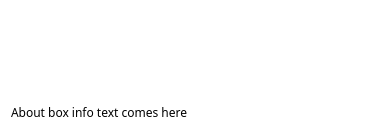
The window that src/gui/qaboutdialog.ui (piql/insight) describes before a commit, drawn with Qt 5.
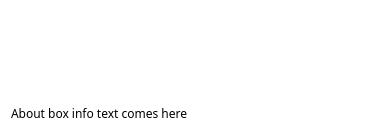
The same window after the commit. Icons and pictures are not drawn.

Diff of the .ui file:
```diff
--- a/src/gui/qaboutdialog.ui
+++ b/src/gui/qaboutdialog.ui
@@ -7,7 +7,7 @@
     <x>0</x>
     <y>0</y>
     <width>379</width>
-    <height>132</height>
+    <height>133</height>
    </rect>
   </property>
   <property name="windowTitle">
```
Left out of the diff: 3 changed lines with no effect on the pictures.
